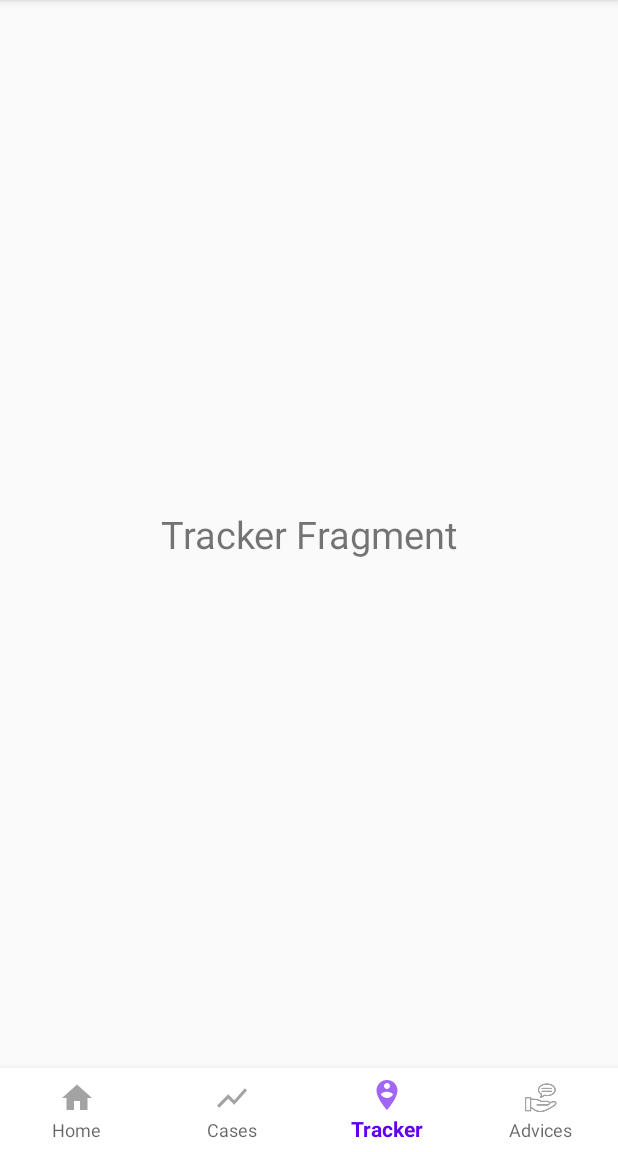
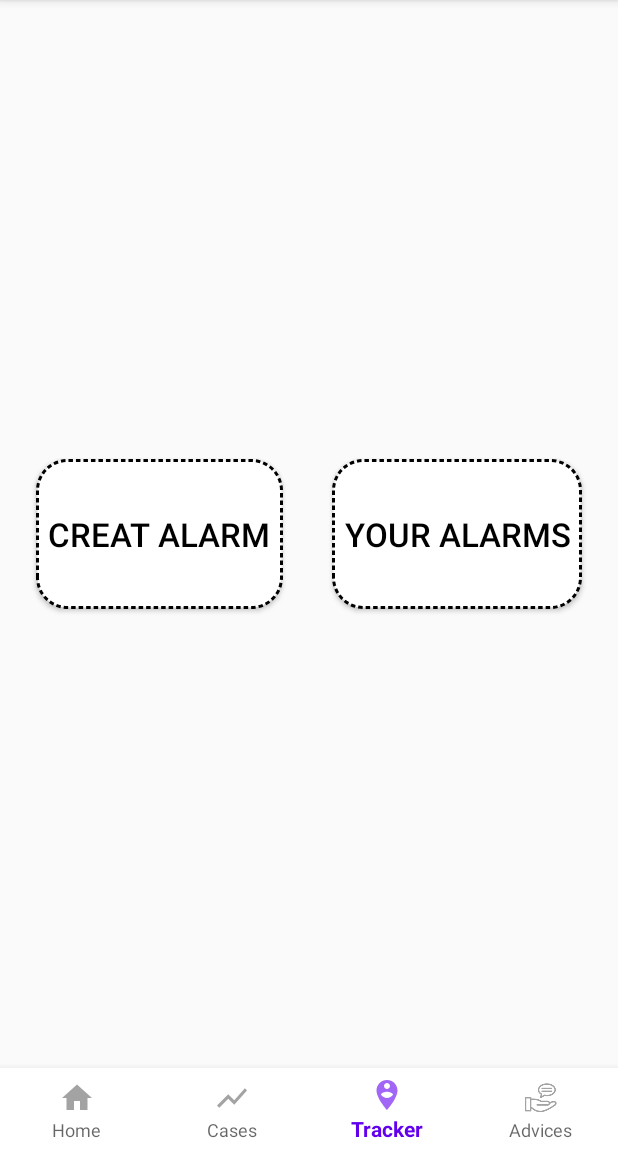
Before and after one commit to elham-atef/CoviFighter, an Android app: the screen it shows after launch (Home), item 3 of the bottom bar chosen, on a phone screen of 412 x 824 dp, the part 84-1236 px from its top. Run offline under Robolectric (Android 15) with nearby library versions, the phone set to English and light mode, and no system bars.

Commit message:
creat alarm

```diff
--- a/app/src/main/AndroidManifest.xml
+++ b/app/src/main/AndroidManifest.xml
@@ -17,6 +17,7 @@
         <activity android:name=".YouAreSickActivity"/>
         <activity android:name=".TesterAdvices"
             android:label="@string/advices"/>
+        <activity android:name=".YourAllarms"/>
         <activity android:name=".Home" />
         <activity
             android:name=".splashScreen"
@@ -27,7 +28,7 @@
                 <category android:name="android.intent.category.LAUNCHER" />
             </intent-filter>
         </activity>
-        <activity android:name=".MainActivity"></activity>
+        <activity android:name=".CreateEvent"></activity>
     </application>
 
 </manifest>
--- a/app/src/main/java/com/example/covifighter/DataBase/AlarmDataBase.kt
+++ b/app/src/main/java/com/example/covifighter/DataBase/AlarmDataBase.kt
@@ -20,7 +20,7 @@ abstract class AlarmDataBase :RoomDatabase() {
                 context, AlarmDataBase::class.java, DATABASE_NAME
             )
                 .allowMainThreadQueries()
-                //.fallbackToDestructiveMigration()
+                fallbackToDestructiveMigration()
                 .build()
             return alarmDataBase
         }
--- a/app/src/main/java/com/example/covifighter/TrackerFragment.kt
+++ b/app/src/main/java/com/example/covifighter/TrackerFragment.kt
@@ -1,10 +1,13 @@
 package com.example.covifighter
 
+import android.content.Context
+import android.content.Intent
 import android.os.Bundle
 import androidx.fragment.app.Fragment
 import android.view.LayoutInflater
 import android.view.View
 import android.view.ViewGroup
+import kotlinx.android.synthetic.main.fragment_tracker.*
 
 class TrackerFragment : Fragment() {
     override fun onCreateView(
@@ -17,5 +20,19 @@ class TrackerFragment : Fragment() {
 
     override fun onViewCreated(view: View, savedInstanceState: Bundle?) {
         super.onViewCreated(view, savedInstanceState)
+
+        btn_creat.setOnClickListener(View.OnClickListener {
+            //it used to make context in fragment
+            val context: Context? = activity
+            val intent = Intent(context, CreateEvent::class.java)
+            startActivity(intent)
+        })
+
+        btn_exist.setOnClickListener(View.OnClickListener {
+            //it used to make context in fragment
+            val context: Context? = activity
+            val intent = Intent(context, YourAllarms::class.java)
+            startActivity(intent)
+        })
     }
 }
--- /dev/null
+++ b/app/src/main/res/drawable/buttons_shap.xml
@@ -0,0 +1,12 @@
+<?xml version="1.0" encoding="utf-8"?>
+<shape xmlns:android="http://schemas.android.com/apk/res/android"
+    android:shape="rectangle">
+    <corners android:radius="20dp" />
+    <solid android:color="@color/colorWhite"/>
+    <stroke android:width="2dp" android:color="@color/colorBlack"
+         android:dashWidth="3dp" android:dashGap="2dp"/>
+    <size android:width="150dp" android:height="100dp"/>
+
+
+
+</shape>
--- a/app/src/main/res/layout/fragment_tracker.xml
+++ b/app/src/main/res/layout/fragment_tracker.xml
@@ -4,16 +4,29 @@
     xmlns:tools="http://schemas.android.com/tools"
     android:layout_width="match_parent"
     android:layout_height="match_parent"
-    tools:context=".TrackerFragment">
+    android:layout_gravity="center"
+    tools:context=".TrackerFragment"
+   >
 
-    <TextView
-        android:layout_width="wrap_content"
-        android:layout_height="wrap_content"
-        android:text="Tracker Fragment"
-        android:textSize="25sp"
+    <Button
+        android:id="@+id/btn_creat"
+        style="@style/Button"
+        app:layout_constraintTop_toTopOf="parent"
+        app:layout_constraintBottom_toBottomOf="parent"
+        app:layout_constraintEnd_toStartOf="@+id/btn_exist"
+        app:layout_constraintStart_toStartOf="parent"
+        android:text="@string/creat_alarm"
+        android:background="@drawable/buttons_shap"
+        />
+
+    <Button
+        android:id="@+id/btn_exist"
+        style="@style/Button"
+        android:background="@drawable/buttons_shap"
+        app:layout_constraintTop_toTopOf="parent"
         app:layout_constraintBottom_toBottomOf="parent"
         app:layout_constraintEnd_toEndOf="parent"
-        app:layout_constraintStart_toStartOf="parent"
-        app:layout_constraintTop_toTopOf="parent" />
+        app:layout_constraintStart_toEndOf="@+id/btn_creat"
+        android:text="@string/your_alarms"/>
 
 </androidx.constraintlayout.widget.ConstraintLayout>
--- a/app/src/main/res/values/strings.xml
+++ b/app/src/main/res/values/strings.xml
@@ -145,4 +145,10 @@ Go to the nearest hospital."
     <string name="global_cases">Global Cases</string>
     <string name="advices">Advices</string>
     <string name="vaccine_link">vaccine link</string>
+    <string name="creat_alarm">Creat Alarm</string>
+    <string name="your_alarms">Your Alarms</string>
+    <string name="type_your_alarm_name">Type Your Alarm Name</string>
+    <string name="put_your_time">Put Your Time</string>
+    <string name="ok">OK</string>
+    <string name="put_your_date">Put Your Date</string>
 </resources>
--- a/app/src/main/res/values/styles.xml
+++ b/app/src/main/res/values/styles.xml
@@ -68,5 +68,17 @@
         <item name="android:padding">20dp</item>
     </style>
 
+    <style name="Button">
+        <item name="android:layout_width">wrap_content</item>
+        <item name="android:layout_height">wrap_content</item>
+        <item name="android:textSize">22sp</item>
+        <item name="android:textColor">@color/colorBlack</item>
+        <item name="android:textStyle">normal</item>
+        <item name="android:layout_margin">8dp</item>
+        <item name="android:padding">8dp</item>
+    </style>
+
+
+
 
 </resources>
```
Also changed, not shown: app/src/main/java/com/example/covifighter/CreateEvent.kt (added, +137 -0 lines), app/src/main/java/com/example/covifighter/MainActivity.kt (deleted, +0 -11 lines), app/src/main/java/com/example/covifighter/YourAllarms.kt (added, +31 -0 lines), app/src/main/java/com/example/covifighter/adpter/YourAlarmsAdapter.kt (added, +45 -0 lines), app/src/main/res/layout/activity_main.xml (deleted, +0 -18 lines), app/src/main/res/layout/create_event.xml (added, +73 -0 lines), app/src/main/res/layout/fragment_cases.xml (+1 -21 lines), app/src/main/res/layout/your_alarms_shape.xml (added, +46 -0 lines), app/src/main/res/layout/your_allarms.xml (added, +18 -0 lines).
